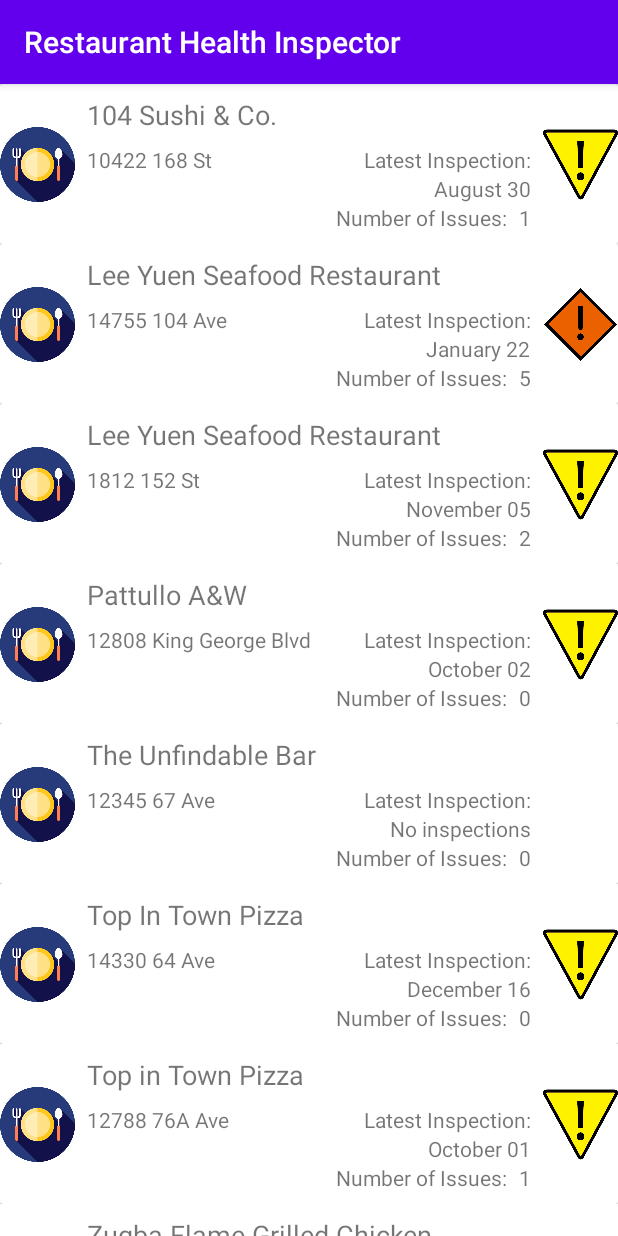
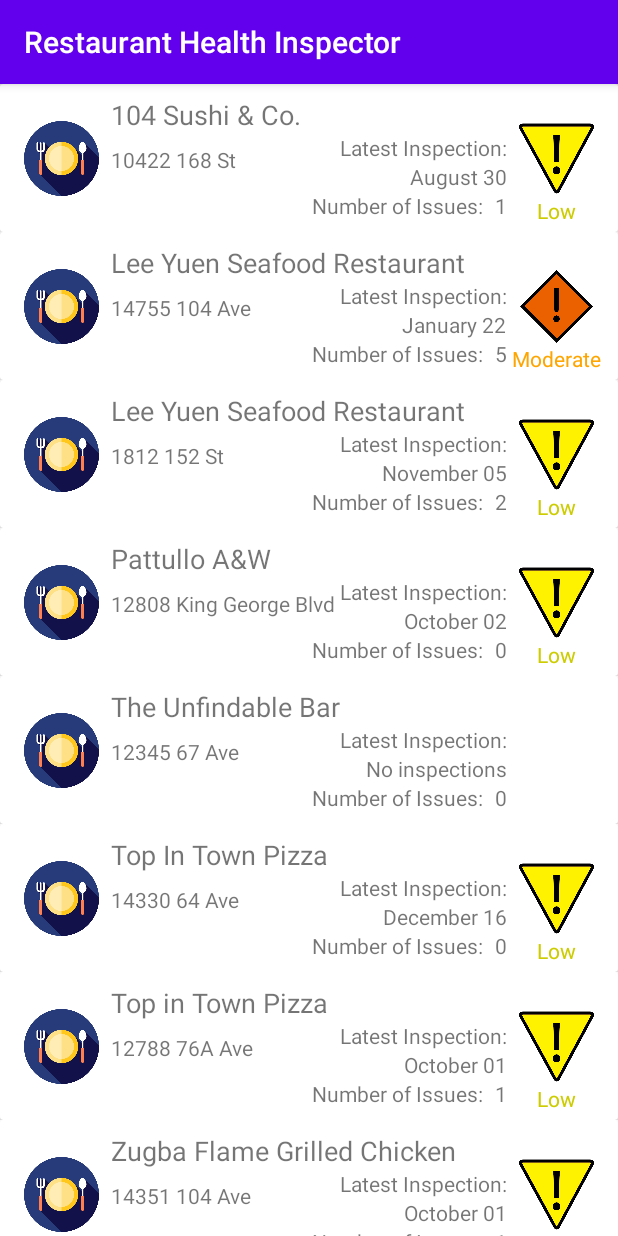
Before and after one commit to DelinChen/Restaurants-Health-Inspector, an Android app: the screen it shows after launch (MainActivity), on a phone screen of 412 x 824 dp. Run offline under Robolectric (Android 15) with nearby library versions, the phone set to English and light mode, and no system bars.

Commit message:
Add text below hazard icon in list of restaurants

```diff
--- a/app/src/main/java/ca/cmpt276/project/ui/RestListAdapter.java
+++ b/app/src/main/java/ca/cmpt276/project/ui/RestListAdapter.java
@@ -1,6 +1,7 @@
 package ca.cmpt276.project.ui;
 
 import android.content.Context;
+import android.graphics.Color;
 import android.view.LayoutInflater;
 import android.view.View;
 import android.view.ViewGroup;
@@ -88,12 +89,21 @@ public class RestListAdapter extends RecyclerView.Adapter<RestListAdapter.RestLi
 
             if(hazardLevel == HazardRating.LOW) {
                 holder.hazardIcon.setImageResource(R.drawable.hazard_low);
+                holder.level.setText("Low");
+                holder.level.setTextColor(Color.rgb(204,204,0));
             }
             else if(hazardLevel == HazardRating.MODERATE) {
                 holder.hazardIcon.setImageResource(R.drawable.hazard_medium);
+                holder.level.setText("Moderate");
+                holder.level.setTextColor(Color.rgb(255,165,0));
             }
-            else {
+            else if (hazardLevel == HazardRating.HIGH){
                 holder.hazardIcon.setImageResource(R.drawable.hazard_high);
+                holder.level.setText("High");
+                holder.level.setTextColor(Color.RED);
+            }
+            else{
+                holder.level.setText(" ");
             }
         }
         else {
@@ -111,7 +121,7 @@ public class RestListAdapter extends RecyclerView.Adapter<RestListAdapter.RestLi
     }
 
     public class RestListViewHolder extends RecyclerView.ViewHolder implements  View.OnClickListener{
-        TextView name, date, numIssues, address;
+        TextView name, date, numIssues, address, level;
         ImageView restIcon, hazardIcon;
         RestListClickListener itemListener;
         public RestListViewHolder(@NonNull View itemView, RestListClickListener itemListener) {
@@ -122,6 +132,7 @@ public class RestListAdapter extends RecyclerView.Adapter<RestListAdapter.RestLi
             restIcon = itemView.findViewById(R.id.rest_icon);
             hazardIcon = itemView.findViewById(R.id.hazard_icon);
             address = itemView.findViewById(R.id.rest_address);
+            level = itemView.findViewById(R.id.txtLevel);
             this.itemListener = itemListener;
             itemView.setOnClickListener(this);
         }
--- a/app/src/main/res/layout/restaurant_row.xml
+++ b/app/src/main/res/layout/restaurant_row.xml
@@ -12,7 +12,7 @@
 
         <androidx.constraintlayout.widget.ConstraintLayout
             android:layout_width="match_parent"
-            android:layout_height="match_parent">
+            android:layout_height="wrap_content">
 
             <TextView
                 android:id="@+id/num_issues"
@@ -49,6 +49,7 @@
                 android:id="@+id/hazard_icon"
                 android:layout_width="50dp"
                 android:layout_height="50dp"
+                android:layout_marginEnd="16dp"
                 app:layout_constraintBottom_toBottomOf="parent"
                 app:layout_constraintEnd_toEndOf="parent"
                 app:layout_constraintTop_toTopOf="parent"
@@ -58,6 +59,7 @@
                 android:id="@+id/rest_icon"
                 android:layout_width="50dp"
                 android:layout_height="50dp"
+                android:layout_marginStart="16dp"
                 app:layout_constraintBottom_toBottomOf="parent"
                 app:layout_constraintStart_toStartOf="parent"
                 app:layout_constraintTop_toTopOf="parent"
@@ -85,11 +87,18 @@
                 android:id="@+id/textView2"
                 android:layout_width="wrap_content"
                 android:layout_height="wrap_content"
-                android:layout_marginTop="8dp"
                 android:layout_marginEnd="8dp"
                 android:text="@string/latest_inspection_text"
                 app:layout_constraintEnd_toStartOf="@+id/hazard_icon"
                 app:layout_constraintTop_toBottomOf="@+id/rest_name" />
+
+            <TextView
+                android:id="@+id/txtLevel"
+                android:layout_width="wrap_content"
+                android:layout_height="wrap_content"
+                app:layout_constraintEnd_toEndOf="@+id/hazard_icon"
+                app:layout_constraintStart_toStartOf="@+id/hazard_icon"
+                app:layout_constraintTop_toBottomOf="@+id/hazard_icon" />
         </androidx.constraintlayout.widget.ConstraintLayout>
     </androidx.cardview.widget.CardView>
 
```
